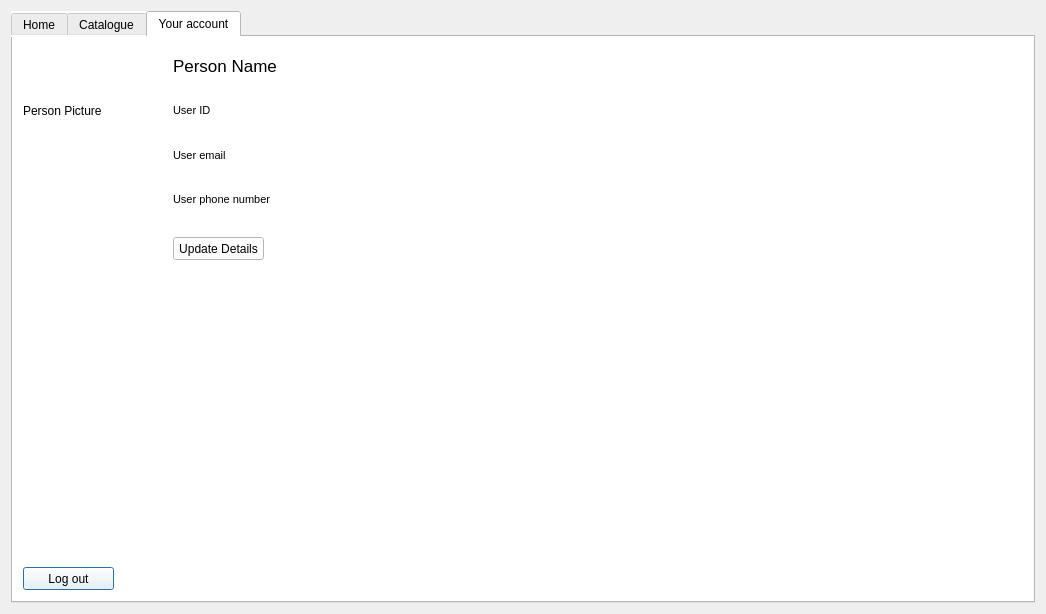
The window that NewWindowChur/catalogue.ui (jandrealyn/LibraryQtSystem) describes before a commit, drawn with Qt 5.
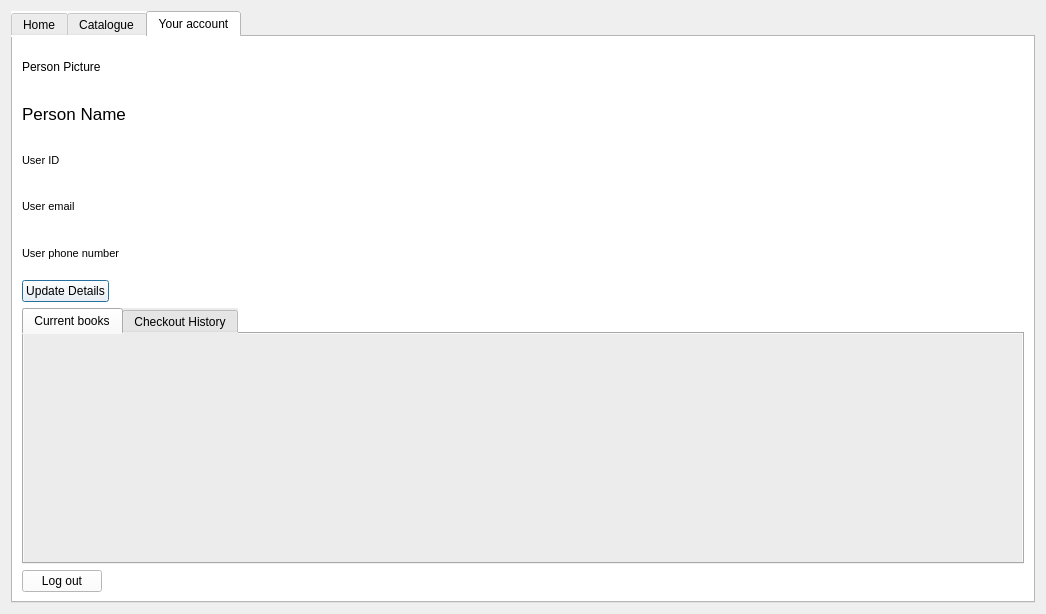
The same window after the commit. Icons and pictures are not drawn.

Commit message:
Added sign up constraints, profile avatar, changed account screen
Users can no longer sign up until all conditions have been met.

Users can now select an avatar for their account.

The account page has been changed to have a layout so that the elements scale with the window size.

Patch:
```diff
--- a/NewWindowChur/catalogue.ui
+++ b/NewWindowChur/catalogue.ui
@@ -112,40 +112,16 @@
       <attribute name="title">
        <string>Your account</string>
       </attribute>
-      <widget class="QPushButton" name="yourAccount_logout">
-       <property name="geometry">
-        <rect>
-         <x>10</x>
-         <y>530</y>
-         <width>91</width>
-         <height>23</height>
-        </rect>
-       </property>
-       <property name="text">
-        <string>Log out</string>
-       </property>
-      </widget>
-      <widget class="QPushButton" name="pushButton_3">
-       <property name="geometry">
-        <rect>
-         <x>160</x>
-         <y>200</y>
-         <width>91</width>
-         <height>23</height>
-        </rect>
-       </property>
-       <property name="text">
-        <string>Update Details</string>
-       </property>
-      </widget>
-      <widget class="QLabel" name="label">
-       <property name="geometry">
-        <rect>
-         <x>10</x>
-         <y>10</y>
-         <width>128</width>
-         <height>128</height>
-        </rect>
+      <layout class="QVBoxLayout" name="verticalLayout_4">
+       <item>
+        <layout class="QVBoxLayout" name="verticalLayout_2">
+         <item>
+          <widget class="QLabel" name="profile_picture">
+           <property name="sizePolicy">
+            <sizepolicy hsizetype="Fixed" vsizetype="Preferred">
+             <horstretch>0</horstretch>
+             <verstretch>0</verstretch>
+            </sizepolicy>
        </property>
        <property name="autoFillBackground">
         <bool>false</bool>
@@ -154,16 +130,7 @@
         <string>Person Picture</string>
        </property>
       </widget>
-      <widget class="QWidget" name="">
-       <property name="geometry">
-        <rect>
-         <x>160</x>
-         <y>10</y>
-         <width>651</width>
-         <height>171</height>
-        </rect>
-       </property>
-       <layout class="QVBoxLayout" name="verticalLayout_2">
+         </item>
         <item>
          <widget class="QLabel" name="label_2">
           <property name="font">
@@ -212,8 +179,61 @@
           </property>
          </widget>
         </item>
-       </layout>
-      </widget>
+         <item>
+          <widget class="QPushButton" name="yourAccount_update">
+           <property name="sizePolicy">
+            <sizepolicy hsizetype="Fixed" vsizetype="Fixed">
+             <horstretch>0</horstretch>
+             <verstretch>0</verstretch>
+            </sizepolicy>
+           </property>
+           <property name="text">
+            <string>Update Details</string>
+           </property>
+          </widget>
+         </item>
+        </layout>
+       </item>
+       <item>
+        <widget class="QTabWidget" name="tabWidget_2">
+         <property name="sizePolicy">
+          <sizepolicy hsizetype="Expanding" vsizetype="Preferred">
+           <horstretch>0</horstretch>
+           <verstretch>0</verstretch>
+          </sizepolicy>
+         </property>
+         <property name="styleSheet">
+          <string notr="true">background-color: rgb(236, 236, 236);</string>
+         </property>
+         <property name="currentIndex">
+          <number>0</number>
+         </property>
+         <widget class="QWidget" name="tab">
+          <attribute name="title">
+           <string>Current books</string>
+          </attribute>
+         </widget>
+         <widget class="QWidget" name="tab_2">
+          <attribute name="title">
+           <string>Checkout History</string>
+          </attribute>
+         </widget>
+        </widget>
+       </item>
+       <item>
+        <widget class="QPushButton" name="yourAccount_logout">
+         <property name="sizePolicy">
+          <sizepolicy hsizetype="Fixed" vsizetype="Fixed">
+           <horstretch>0</horstretch>
+           <verstretch>0</verstretch>
+          </sizepolicy>
+         </property>
+         <property name="text">
+          <string>Log out</string>
+         </property>
+        </widget>
+       </item>
+      </layout>
      </widget>
     </widget>
    </item>
```
Left out of the diff: 9 changed lines with no effect on the pictures. Lines whose indentation alone changed are shown as unchanged. The commit also changes 14 other files.
